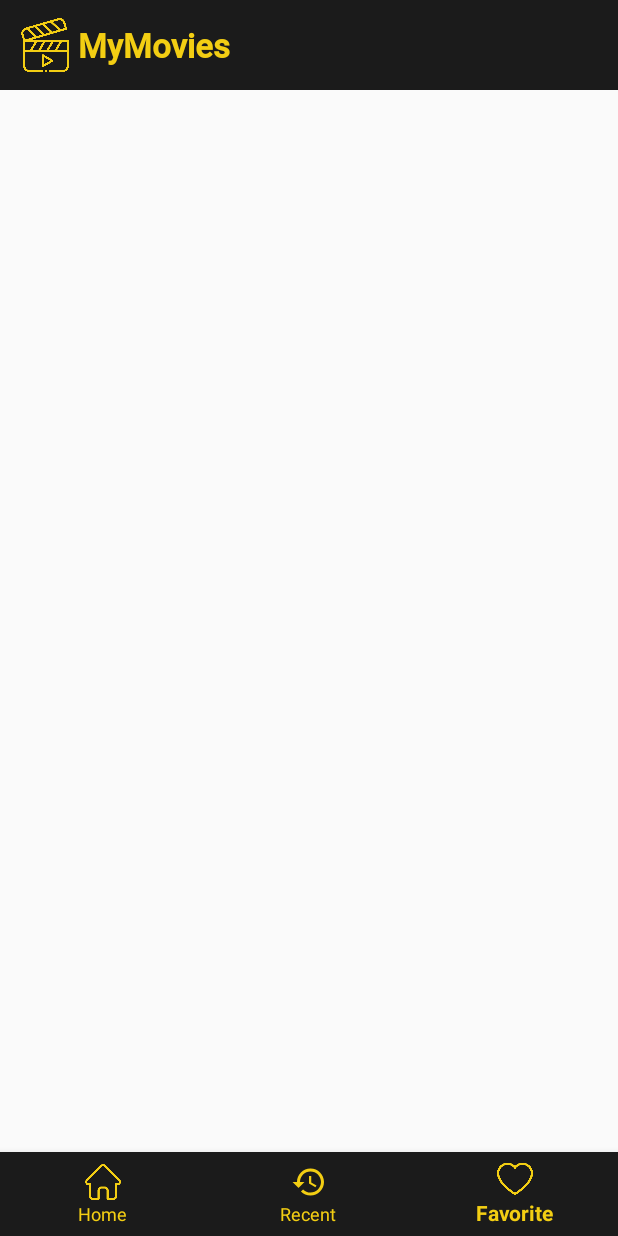
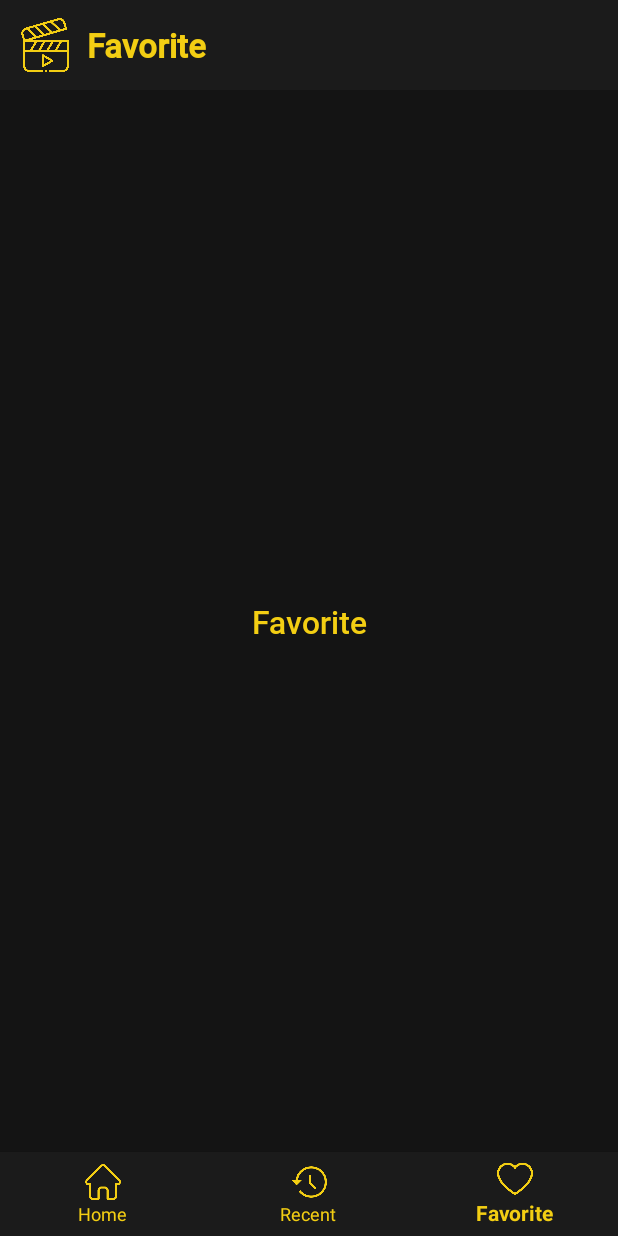
Before and after one commit to muammarahlnn/MyMovies-kt, an Android app: the screen it shows after launch (MainActivity), item 3 of the bottom bar chosen, on a phone screen of 412 x 824 dp. Run offline under Robolectric (Android 15) with nearby library versions, the phone set to English and light mode, and no system bars.

Commit message:
ADD: empty fragments

```diff
--- a/app/build.gradle
+++ b/app/build.gradle
@@ -39,7 +39,11 @@ dependencies {
     implementation 'androidx.appcompat:appcompat:1.2.0'
     implementation 'com.google.android.material:material:1.3.0'
     implementation 'androidx.constraintlayout:constraintlayout:2.0.4'
+    implementation 'androidx.legacy:legacy-support-v4:1.0.0'
     testImplementation 'junit:junit:4.+'
     androidTestImplementation 'androidx.test.ext:junit:1.1.2'
     androidTestImplementation 'androidx.test.espresso:espresso-core:3.3.0'
+
+    // recycler view
+    implementation 'androidx.recyclerview:recyclerview:1.2.0'
 }
--- a/app/src/main/java/com/ardnn/mymovies/activities/MainActivity.kt
+++ b/app/src/main/java/com/ardnn/mymovies/activities/MainActivity.kt
@@ -2,11 +2,59 @@ package com.ardnn.mymovies.activities
 
 import androidx.appcompat.app.AppCompatActivity
 import android.os.Bundle
+import android.view.MenuItem
+import android.widget.TextView
 import com.ardnn.mymovies.R
+import androidx.fragment.app.Fragment
+import com.ardnn.mymovies.fragments.FavoriteFragment
+import com.ardnn.mymovies.fragments.HomeFragment
+import com.ardnn.mymovies.fragments.RecentFragment
+import com.google.android.material.bottomnavigation.BottomNavigationView
 
-class MainActivity : AppCompatActivity() {
+class MainActivity : AppCompatActivity(), BottomNavigationView.OnNavigationItemSelectedListener {
+
+    // widgets
+    private lateinit var bnvNavigation: BottomNavigationView
+    private lateinit var tvTitle: TextView
+
     override fun onCreate(savedInstanceState: Bundle?) {
         super.onCreate(savedInstanceState)
         setContentView(R.layout.activity_main)
+
+        // initialize widgets
+        bnvNavigation = findViewById(R.id.bnv_navigation_main)
+        tvTitle = findViewById(R.id.tv_title_main)
+
+        // if button clicked
+        bnvNavigation.setOnNavigationItemSelectedListener(this)
+        bnvNavigation.selectedItemId = R.id.item_home_main
     }
+
+    override fun onNavigationItemSelected(item: MenuItem): Boolean {
+        var fragment: Fragment? = null
+        when (item.itemId) {
+            R.id.item_home_main -> {
+                tvTitle.text = resources.getString(R.string.app_name)
+                fragment = HomeFragment()
+            }
+            R.id.item_recent_main -> {
+                tvTitle.text = resources.getString(R.string.recent)
+                fragment = RecentFragment()
+            }
+            R.id.item_favorite_main -> {
+                tvTitle.text = resources.getString(R.string.favorite)
+                fragment = FavoriteFragment()
+            }
+        }
+
+        if (fragment != null) {
+            supportFragmentManager
+                .beginTransaction()
+                .replace(R.id.fl_content_main, fragment)
+                .commit()
+        }
+
+        return true
+    }
+
 }
--- /dev/null
+++ b/app/src/main/java/com/ardnn/mymovies/fragments/FavoriteFragment.kt
@@ -0,0 +1,20 @@
+package com.ardnn.mymovies.fragments
+
+import android.os.Bundle
+import androidx.fragment.app.Fragment
+import android.view.LayoutInflater
+import android.view.View
+import android.view.ViewGroup
+import com.ardnn.mymovies.R
+
+class FavoriteFragment : Fragment() {
+
+    override fun onCreateView(
+        inflater: LayoutInflater,
+        container: ViewGroup?,
+        savedInstanceState: Bundle?
+    ): View? {
+        // Inflate the layout for this fragment
+        return inflater.inflate(R.layout.fragment_favorite, container, false)
+    }
+}
--- /dev/null
+++ b/app/src/main/java/com/ardnn/mymovies/fragments/HomeFragment.kt
@@ -0,0 +1,19 @@
+package com.ardnn.mymovies.fragments
+
+import android.os.Bundle
+import androidx.fragment.app.Fragment
+import android.view.LayoutInflater
+import android.view.View
+import android.view.ViewGroup
+import com.ardnn.mymovies.R
+
+class HomeFragment : Fragment() {
+    override fun onCreateView(
+        inflater: LayoutInflater, container: ViewGroup?,
+        savedInstanceState: Bundle?
+    ): View? {
+        // Inflate the layout for this fragment
+        return inflater.inflate(R.layout.fragment_home, container, false)
+    }
+
+}
--- a/app/src/main/res/drawable/ic_recent_yellow.xml
+++ /dev/null
@@ -1,10 +0,0 @@
-<vector xmlns:android="http://schemas.android.com/apk/res/android"
-    android:width="24dp"
-    android:height="24dp"
-    android:viewportWidth="24"
-    android:viewportHeight="24"
-    android:tint="@color/yellow_primary">
-  <path
-      android:fillColor="@android:color/white"
-      android:pathData="M13,3c-4.97,0 -9,4.03 -9,9L1,12l3.89,3.89 0.07,0.14L9,12L6,12c0,-3.87 3.13,-7 7,-7s7,3.13 7,7 -3.13,7 -7,7c-1.93,0 -3.68,-0.79 -4.94,-2.06l-1.42,1.42C8.27,19.99 10.51,21 13,21c4.97,0 9,-4.03 9,-9s-4.03,-9 -9,-9zM12,8v5l4.28,2.54 0.72,-1.21 -3.5,-2.08L13.5,8L12,8z"/>
-</vector>
--- a/app/src/main/res/layout/activity_main.xml
+++ b/app/src/main/res/layout/activity_main.xml
@@ -27,9 +27,10 @@
             app:layout_constraintTop_toTopOf="parent" />
 
         <TextView
+            android:id="@+id/tv_title_main"
             android:layout_width="wrap_content"
             android:layout_height="wrap_content"
-            android:layout_marginStart="4dp"
+            android:layout_marginStart="10dp"
 
             android:fontFamily="@font/roboto_medium"
             android:text="@string/app_name"
--- /dev/null
+++ b/app/src/main/res/layout/fragment_favorite.xml
@@ -0,0 +1,22 @@
+<?xml version="1.0" encoding="utf-8"?>
+<androidx.constraintlayout.widget.ConstraintLayout xmlns:android="http://schemas.android.com/apk/res/android"
+    xmlns:app="http://schemas.android.com/apk/res-auto"
+    xmlns:tools="http://schemas.android.com/tools"
+    android:layout_width="match_parent"
+    android:layout_height="match_parent"
+    android:background="@color/black_taskbar"
+    tools:context=".fragments.FavoriteFragment">
+
+    <TextView
+        android:layout_width="wrap_content"
+        android:layout_height="wrap_content"
+        android:fontFamily="@font/roboto_medium"
+        android:text="@string/favorite"
+        android:textColor="@color/yellow_primary"
+        android:textSize="21sp"
+        app:layout_constraintBottom_toBottomOf="parent"
+        app:layout_constraintEnd_toEndOf="parent"
+        app:layout_constraintStart_toStartOf="parent"
+        app:layout_constraintTop_toTopOf="parent" />
+
+</androidx.constraintlayout.widget.ConstraintLayout>
--- a/app/src/main/res/menu/item_bnv_main.xml
+++ b/app/src/main/res/menu/item_bnv_main.xml
@@ -2,7 +2,7 @@
 <menu xmlns:android="http://schemas.android.com/apk/res/android">
 
     <item
-        android:id="@+id/item_movies_main"
+        android:id="@+id/item_home_main"
         android:title="@string/home"
         android:icon="@drawable/ic_home_yellow"
         />
--- a/app/src/main/res/values/strings.xml
+++ b/app/src/main/res/values/strings.xml
@@ -4,4 +4,6 @@
     <string name="recent">Recent</string>
     <string name="favorite">Favorite</string>
     <string name="home">Home</string>
+    <!-- TODO: Remove or change this placeholder text -->
+    <string name="hello_blank_fragment">Hello blank fragment</string>
 </resources>
```
Also changed, not shown: app/src/main/java/com/ardnn/mymovies/fragments/RecentFragment.kt (added, +19 -0 lines), app/src/main/res/layout/fragment_home.xml (added, +22 -0 lines), app/src/main/res/layout/fragment_recent.xml (added, +22 -0 lines), app/src/main/res/drawable/ic_recent_yellow.png (added).
